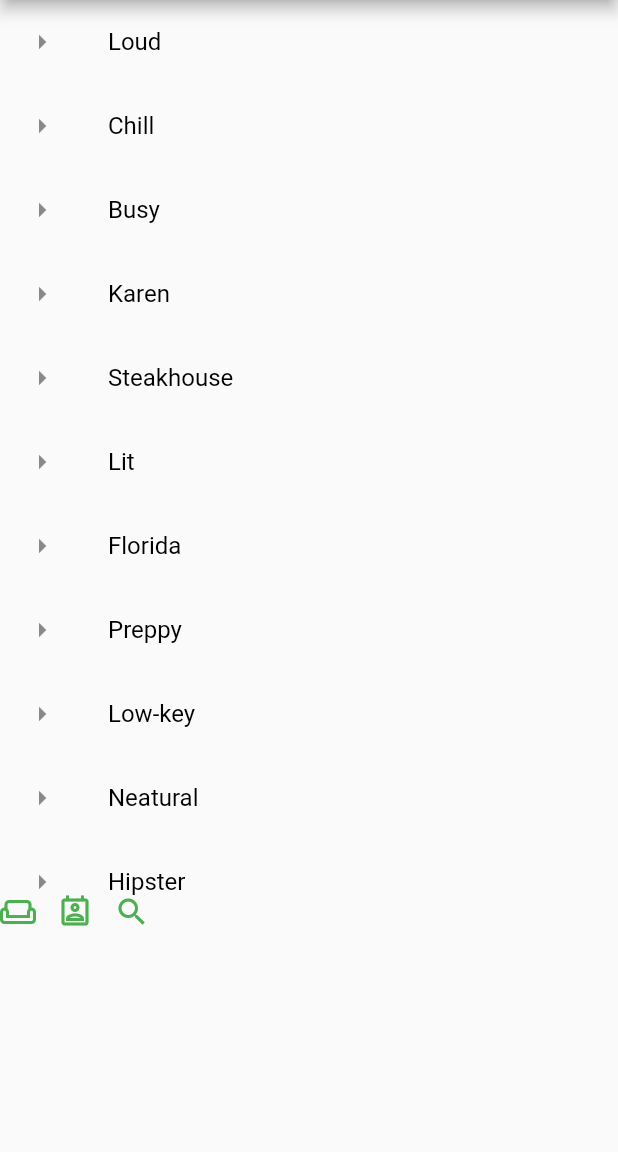
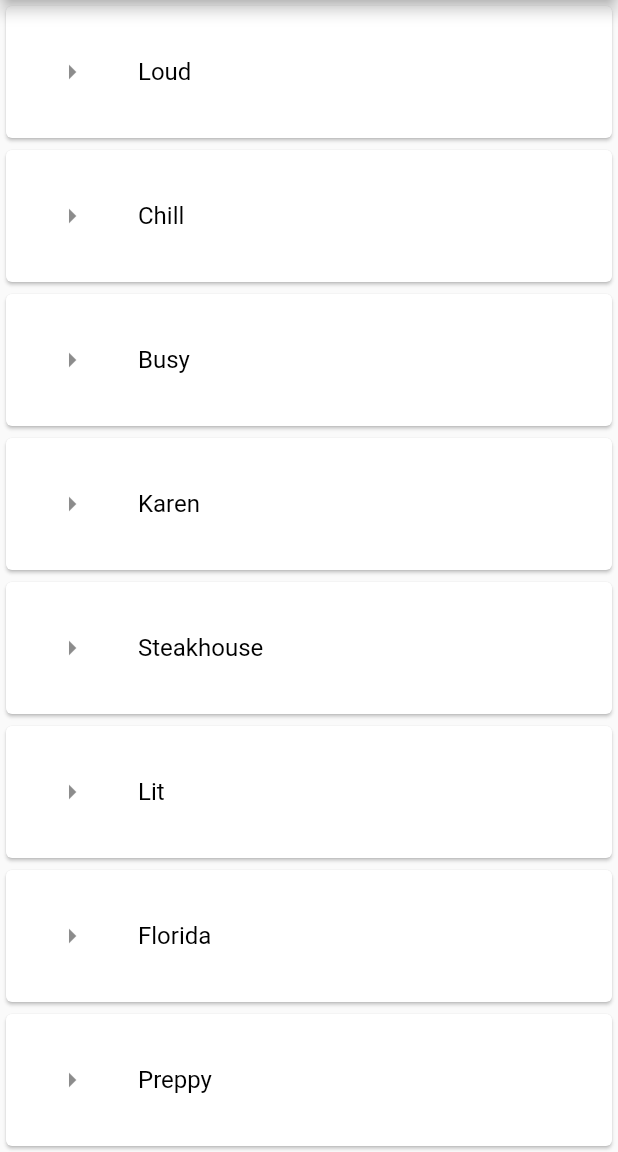
Before and after one commit to treknuts/vibe, a Flutter app: the screen it shows after launch, on a phone screen of 412 x 824 dp, the part 84-1236 px from its top. Run offline on Flutter 3.47's test engine with Material 2 defaults, Android fonts, the phone set to English and light mode, and no system bars.

Commit message:
Added padding to list tiles but need to fix background color to fill. Scrolling works but navbar isn't fixed to the bottom. Maybe go back to Stack with Positioned navbar.

```diff
--- a/lib/main.dart
+++ b/lib/main.dart
@@ -22,16 +22,10 @@ class AppMain extends StatelessWidget {
               child: Text(title, style: TextStyle(color: Colors.white))
             ),
           ),
-          body: Stack(
-            children: <Widget>[
+          body: ListView(
+            children: [
               ListWidget(),
-              new Positioned(
-                width: 100.0,
-                height: 20.0,
-                left: 0,
-                bottom: 0,
-                child: ButtonRowSection(),
-              )
+              ButtonRowSection()
             ],
           )
         ),
@@ -45,7 +39,7 @@ class ButtonRowSection extends StatelessWidget {
   @override
   Widget build(BuildContext context) {
     return Row(
-      mainAxisAlignment: MainAxisAlignment.spaceBetween,
+      mainAxisAlignment: MainAxisAlignment.spaceEvenly,
       children: [
         BottomNavColumn(Icons.weekend_outlined),
         BottomNavColumn(Icons.perm_contact_cal_outlined),
@@ -149,6 +143,18 @@ class _ListWidgetState extends State<ListWidget> {
       'icon': Icon(Icons.arrow_right_sharp),
       'selected': false,
     },
+    {
+      'index': 10,
+      'title': 'Cringe',
+      'icon': Icon(Icons.arrow_right_sharp),
+      'selected': false,
+    },
+    {
+      'index': 11,
+      'title': 'Vibez',
+      'icon': Icon(Icons.arrow_right_sharp),
+      'selected': false,
+    }
   ];
 
   @override
@@ -156,9 +162,13 @@ class _ListWidgetState extends State<ListWidget> {
     return ListView.builder(
       scrollDirection: Axis.vertical,
       shrinkWrap: true,
+      physics: BouncingScrollPhysics(),
       itemCount: vibes.length,
       itemBuilder: (context, index) {
-        return ListTile(
+        return Card(
+          child: Padding(
+            padding: const EdgeInsets.all(16.0),
+            child: ListTile(
               leading: vibes[index]['icon'],
               title: Text(
                 vibes[index]['title'],
@@ -171,6 +181,8 @@ class _ListWidgetState extends State<ListWidget> {
                   selectedIndex = index;
                 });
               },
+            ),
+          )
         );
       },
     );
```
Lines whose indentation alone changed are shown as unchanged.
